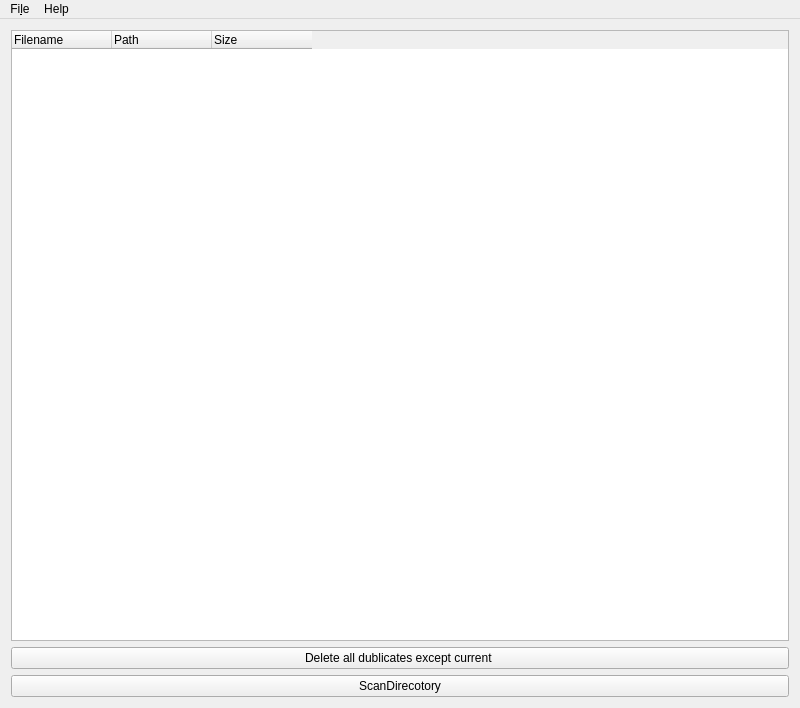
Above: mainwindow.ui from mikeTerentev/megaCleaner before the change. Below: the same form after it.
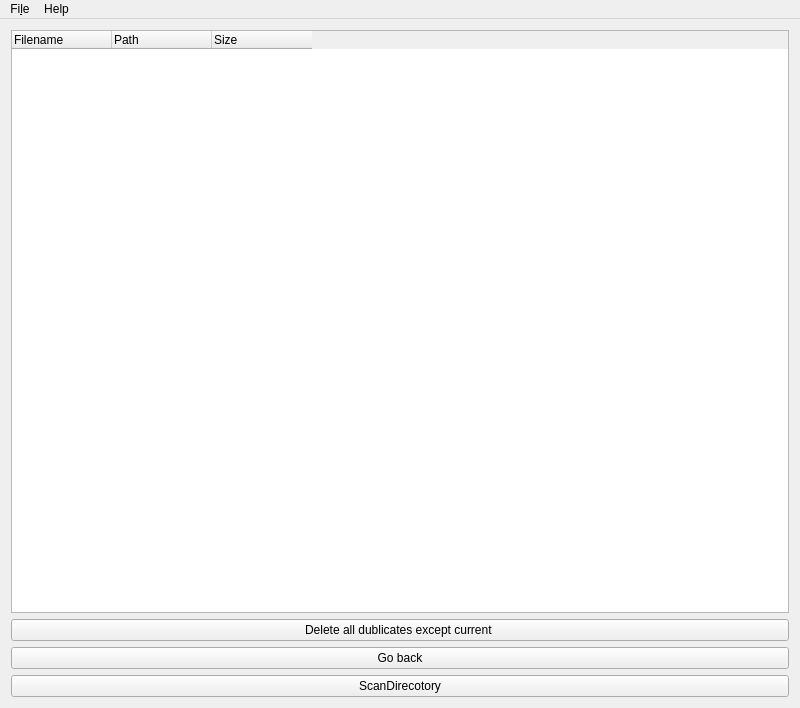
That is the form after the change.

The edit to the form file:
```diff
--- a/mainwindow.ui
+++ b/mainwindow.ui
@@ -50,6 +50,13 @@
       </property>
      </widget>
     </item>
+    <item>
+     <widget class="QPushButton" name="pushGoBack">
+      <property name="text">
+       <string>Go back</string>
+      </property>
+     </widget>
+    </item>
     <item>
      <widget class="QPushButton" name="pushScanDir">
       <property name="text">
```
